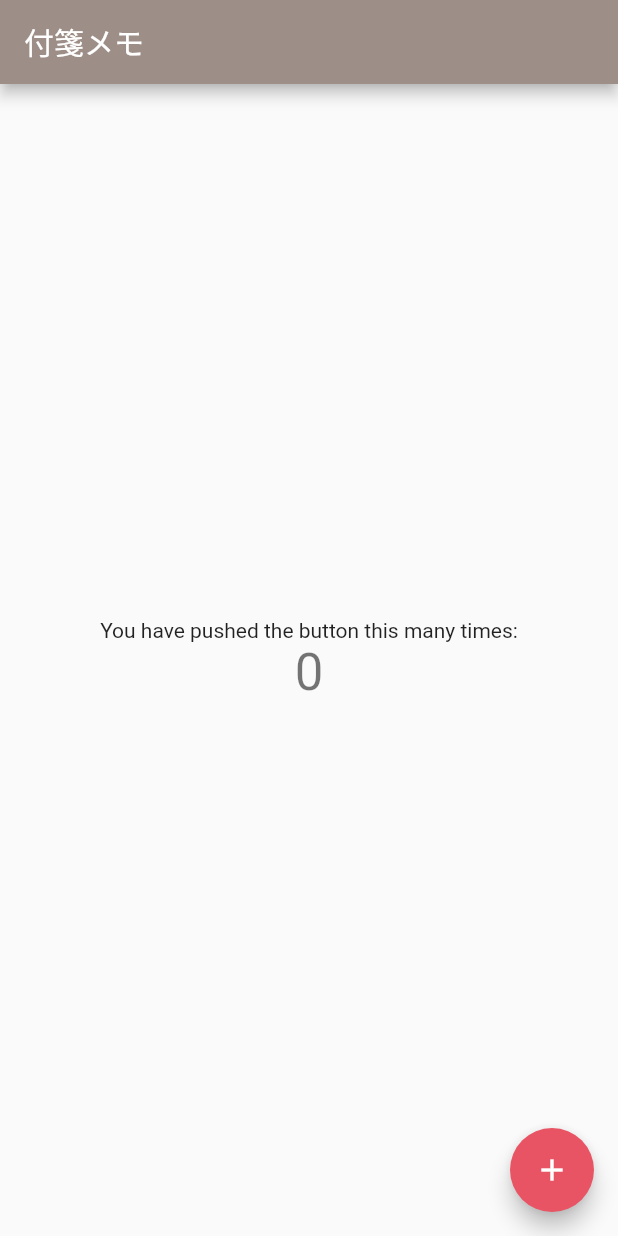
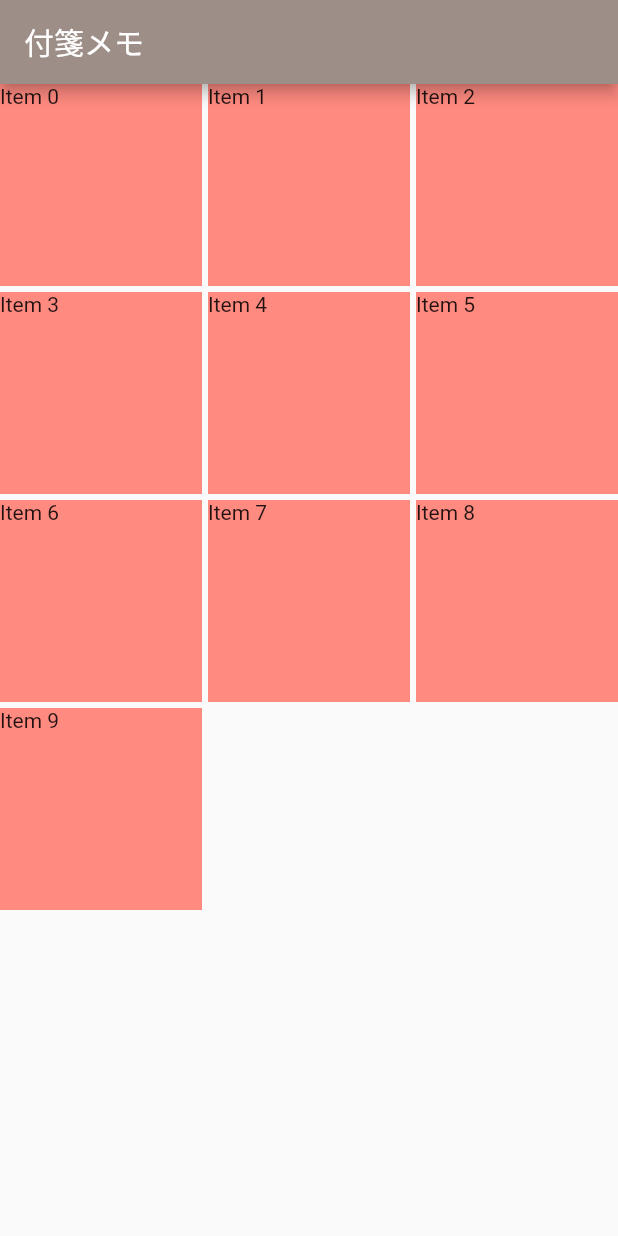
Before and after one commit to WAsub/studies, a Flutter app: the screen it shows after launch, on a phone screen of 412 x 824 dp. Run offline on Flutter 3.47's test engine with Material 2 defaults, Android fonts, the phone set to English and light mode, and no system bars; our stand-ins replace shared_preferences.

Commit message:
ドラッグアンドドロップグリッドビュー途中

```diff
--- a/tag_memo/lib/main.dart
+++ b/tag_memo/lib/main.dart
@@ -27,39 +27,75 @@ class TagMemo extends StatefulWidget {
 }
 
 class _TagMemoState extends State<TagMemo> {
-  int _counter = 0;
 
-  void _incrementCounter() {
-    setState(() {
-      _counter++;
-    });
-  }
+  List<int> lists= [0,1,2,3,4,5,6,7,8,9];
+  double deviceHeight;
+  double screenHeight;
+  double screenWidth;
+  double gv;
+  double appb;
+
+  double x = 0;
+  double y = 0;
 
   @override
   Widget build(BuildContext context) {
+    final Size size = MediaQuery.of(context).size;
+    deviceHeight = size.height;
     return Scaffold(
       appBar: AppBar(
         title: Text(widget.title),
       ),
-      body: Center(
-        child: Column(
-          mainAxisAlignment: MainAxisAlignment.center,
-          children: <Widget>[
-            Text(
-              'You have pushed the button this many times:',
-            ),
-            Text(
-              '$_counter',
-              style: Theme.of(context).textTheme.headline4,
-            ),
-          ],
-        ),
-      ),
-      floatingActionButton: FloatingActionButton(
-        onPressed: _incrementCounter,
-        tooltip: 'Increment',
-        child: Icon(Icons.add),
-      ),
+      body: LayoutBuilder(builder: (context, constraints) {
+            screenHeight = constraints.maxHeight;
+            screenWidth = constraints.maxWidth;
+            gv = screenWidth/3;
+            appb = deviceHeight - screenHeight;
+            print(size.height);
+            print(screenHeight);
+            return GridView.count(
+          crossAxisCount: 3,
+          crossAxisSpacing: 4.0, // 縦スペース
+          mainAxisSpacing: 4.0, // 横スペース
+          children: List.generate(lists.length, (index) {
+
+            return GestureDetector(
+              // ドラッグ中に呼ばれる
+              onPanUpdate: (DragUpdateDetails details) {
+                print('onPanUpdate - ${details.globalPosition.dy.toString()}');
+                // details.globalPosition; //グローバル座標
+                // details.localPosition; //ローカル座標
+                // details.delta; //前回からの移動量
+                setState(() {
+                  x = details.globalPosition.dx;
+                  y = details.globalPosition.dy - appb;
+                });
+              },
+              onPanStart: (DragStartDetails details) {
+                print('onPanStart - ${details.toString()}');
+              },
+              onPanEnd: (DragEndDetails details) {
+                print('onPanEnd - ${details.toString()}');
+                print('onPanEnd - ${details.toString()}');
+                print('x - ${x.toString()}');
+                print('y - ${y.toString()}');
+                // setState(() {
+                //   lists[]
+                // });
+              },
+              child: Container(
+                color: Colors.redAccent[100],
+                child: Text(
+                  'Item '+ lists[index].toString(),
+                ),
+              )
+            );
+          }),
+
+        );
+      }),
+
+
     );
   }
 }
--- a/tag_memo/lib/theme/theme_type.dart
+++ b/tag_memo/lib/theme/theme_type.dart
@@ -18,7 +18,7 @@ class ThemeType {
 
 
   static ThemeType of(String theme) {
-    return ThemeType.values().firstWhere((e) => e.toString() == theme);
+    return ThemeType.values().firstWhere((e) => e.toString() == theme,orElse: ()=> null);
   }
 
   String toString() {
```
